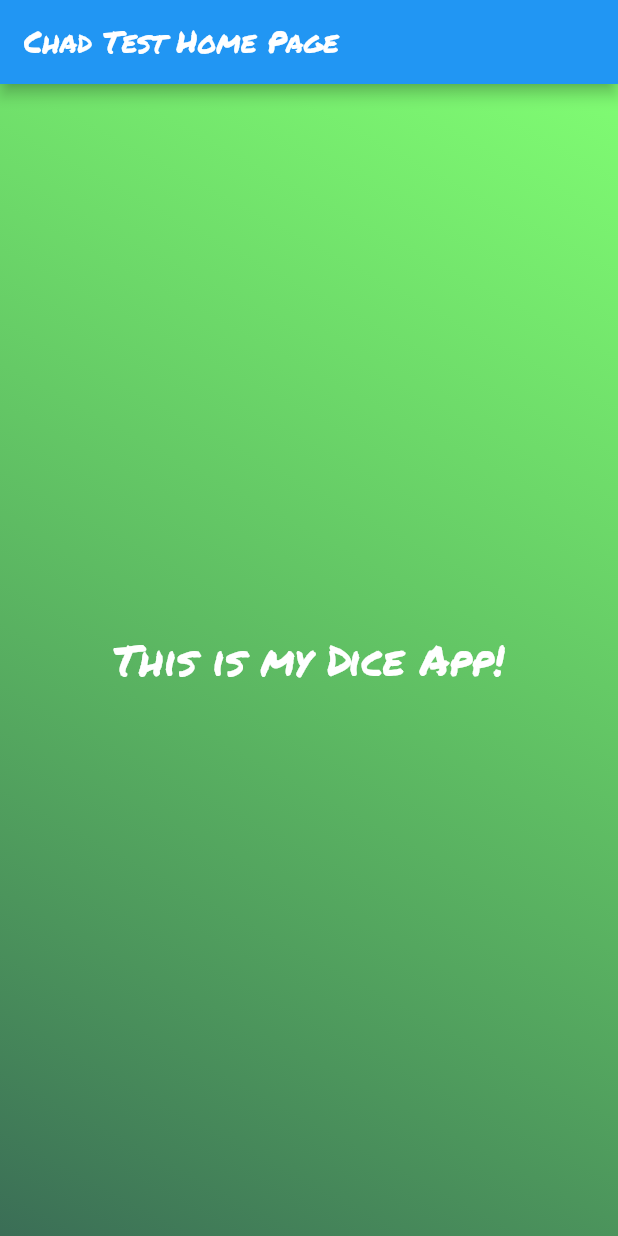
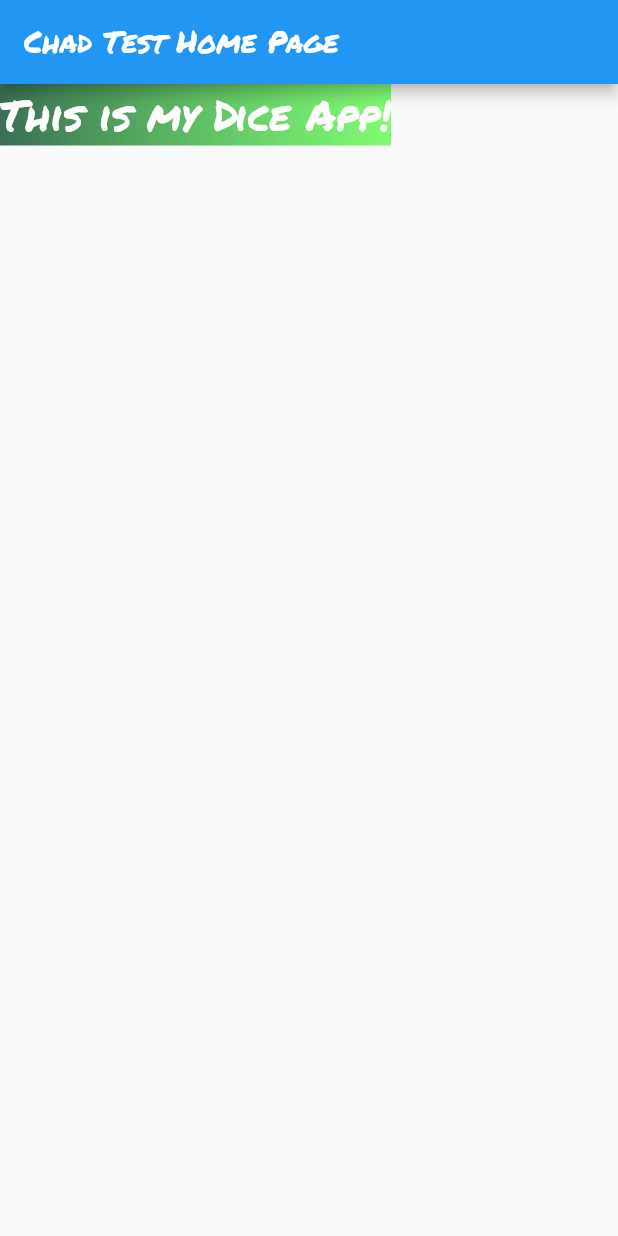
Before and after one commit to chadthecoder/flutterFun, a Flutter app: the screen it shows after launch, on a phone screen of 412 x 824 dp. Run offline on Flutter 3.47's test engine with Material 2 defaults, Android fonts, the light colour scheme and no system bars; our stand-ins replace google_fonts.

Commit message:
fixed gradientcontainer so it will be able to be used again, need to change start and finish var names

```diff
--- /dev/null
+++ b/diceapp/lib/GradientContainer.dart
@@ -0,0 +1,32 @@
+import 'package:flutter/material.dart';
+
+class GradientContainer extends StatelessWidget {
+  const GradientContainer({
+    super.key,
+    required this.color1,
+    required this.color2,
+    required this.start,
+    required this.finish,
+    required this.child,
+  });
+  final Color color1, color2;
+  final Alignment start, finish;
+  final Widget child;
+
+  @override
+  Widget build(BuildContext context) {
+    return Container(
+      decoration: BoxDecoration(
+        gradient: LinearGradient(
+          colors: [
+            color1,
+            color2,
+          ],
+          begin: start,
+          end: finish,
+        ),
+      ),
+      child: child,
+    );
+  }
+}
--- a/diceapp/lib/main.dart
+++ b/diceapp/lib/main.dart
@@ -1,5 +1,6 @@
 import 'package:flutter/material.dart';
 import 'package:google_fonts/google_fonts.dart';
+import 'GradientContainer.dart';
 
 void main() {
   runApp(const MyApp());
@@ -57,30 +58,11 @@ class _MyHomePageState extends State<MyHomePage> {
           style: GoogleFonts.permanentMarker(),
         ),
       ),
-      body: const GradientContainer(),
-    );
-  }
-}
-
-class GradientContainer extends StatelessWidget {
-  const GradientContainer({super.key});
-
-  @override
-  Widget build(context) {
-    return Container(
-      decoration: const BoxDecoration(
-        gradient: LinearGradient(
-          colors: [
-            Color.fromARGB(200, 6, 71, 41),
-            Color.fromARGB(150, 42, 253, 20),
-          ],
-          begin: Alignment.bottomLeft,
-          end: Alignment.topRight,
-        ),
-      ),
-      child: Center(
-        // Center is a layout widget. It takes a single child and positions it
-        // in the middle of the parent.
+      body: GradientContainer(
+        color1: const Color.fromARGB(200, 6, 71, 41),
+        color2: const Color.fromARGB(150, 42, 253, 20),
+        start: Alignment.bottomLeft,
+        finish: Alignment.centerRight,
         child: Text(
           'This is my Dice App!',
           style: GoogleFonts.permanentMarker(
```
